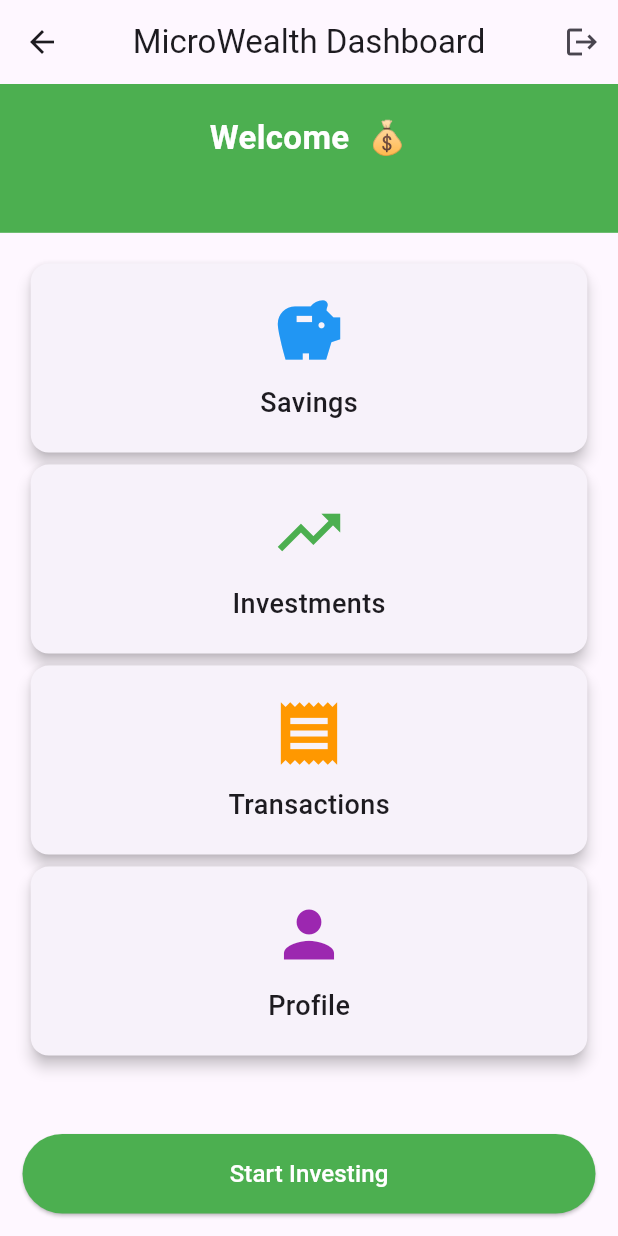
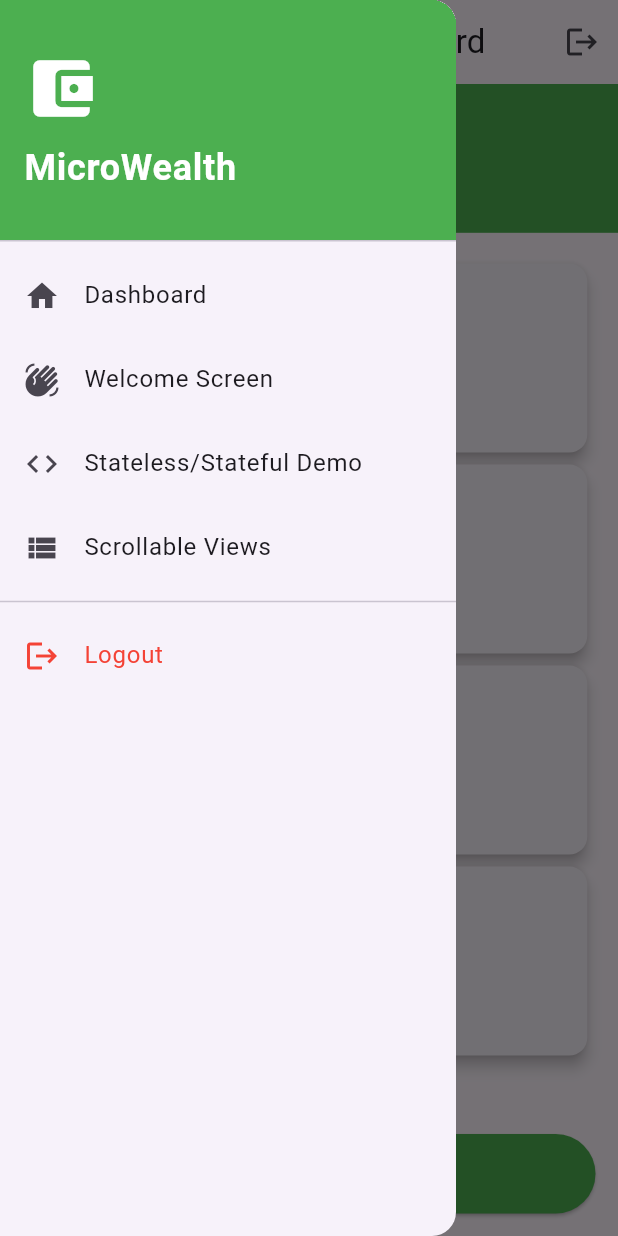
Before and after one commit to Jannat150/MicroWealth, a Flutter app: the ResponsiveHome screen opened by its route, with the side drawer open (before the commit the screen has no drawer), on a phone screen of 412 x 824 dp. Run offline on Flutter 3.47's test engine with Material 3 defaults, Android fonts, the phone set to English and light mode, and no system bars; our stand-ins replace cloud_firestore, firebase_auth, firebase_core; accounts and stored records are empty.

```diff
--- a/microwealth/lib/main.dart
+++ b/microwealth/lib/main.dart
@@ -6,6 +6,7 @@ import 'screens/responsive_home.dart';
 import 'screens/login_screen.dart';
 import 'screens/signup_screen.dart';
 import 'screens/stateless_stateful_demo.dart';
+import 'screens/scrollable_views.dart';
 
 void main() async {
   // Ensures Flutter is initialized before Firebase
@@ -32,8 +33,8 @@ class MyApp extends StatelessWidget {
         primarySwatch: Colors.green,
         useMaterial3: true,
       ),
-      // Start with login screen
-      home: LoginScreen(),
+      // Use initialRoute instead of home for web deep linking
+      initialRoute: '/login',
       // Define routes for navigation
       routes: {
         '/login': (context) => LoginScreen(),
@@ -41,6 +42,7 @@ class MyApp extends StatelessWidget {
         '/home': (context) => ResponsiveHome(),
         '/welcome': (context) => WelcomeScreen(),
         '/stateless-stateful-demo': (context) => StatelessStatefulDemo(),
+        '/scrollable-views': (context) => ScrollableViews(),
       },
     );
   }
--- a/microwealth/lib/screens/responsive_home.dart
+++ b/microwealth/lib/screens/responsive_home.dart
@@ -70,6 +70,87 @@ class _ResponsiveHomeState extends State<ResponsiveHome> {
             tooltip: 'Logout',
           ),
         ],
+      ),
+
+      // Add navigation drawer
+      drawer: Drawer(
+        child: ListView(
+          padding: EdgeInsets.zero,
+          children: [
+            DrawerHeader(
+              decoration: BoxDecoration(
+                color: Colors.green,
+              ),
+              child: Column(
+                crossAxisAlignment: CrossAxisAlignment.start,
+                mainAxisAlignment: MainAxisAlignment.end,
+                children: [
+                  Icon(
+                    Icons.account_balance_wallet,
+                    size: 50,
+                    color: Colors.white,
+                  ),
+                  SizedBox(height: 10),
+                  Text(
+                    'MicroWealth',
+                    style: TextStyle(
+                      color: Colors.white,
+                      fontSize: 24,
+                      fontWeight: FontWeight.bold,
+                    ),
+                  ),
+                  Text(
+                    userName ?? userEmail ?? '',
+                    style: TextStyle(
+                      color: Colors.white70,
+                      fontSize: 14,
+                    ),
+                  ),
+                ],
+              ),
+            ),
+            ListTile(
+              leading: Icon(Icons.home),
+              title: Text('Dashboard'),
+              onTap: () {
+                Navigator.pop(context); // Close drawer
+              },
+            ),
+            ListTile(
+              leading: Icon(Icons.waving_hand),
+              title: Text('Welcome Screen'),
+              onTap: () {
+                Navigator.pop(context);
+                Navigator.pushNamed(context, '/welcome');
+              },
+            ),
+            ListTile(
+              leading: Icon(Icons.code),
+              title: Text('Stateless/Stateful Demo'),
+              onTap: () {
+                Navigator.pop(context);
+                Navigator.pushNamed(context, '/stateless-stateful-demo');
+              },
+            ),
+            ListTile(
+              leading: Icon(Icons.view_list),
+              title: Text('Scrollable Views'),
+              onTap: () {
+                Navigator.pop(context);
+                Navigator.pushNamed(context, '/scrollable-views');
+              },
+            ),
+            Divider(),
+            ListTile(
+              leading: Icon(Icons.logout, color: Colors.red),
+              title: Text('Logout', style: TextStyle(color: Colors.red)),
+              onTap: () {
+                Navigator.pop(context);
+                _handleLogout();
+              },
+            ),
+          ],
+        ),
       ),
 
       body: Column(
```
Also changed, not shown: microwealth/lib/screens/scrollable_views.dart (added, +95 -0 lines).
